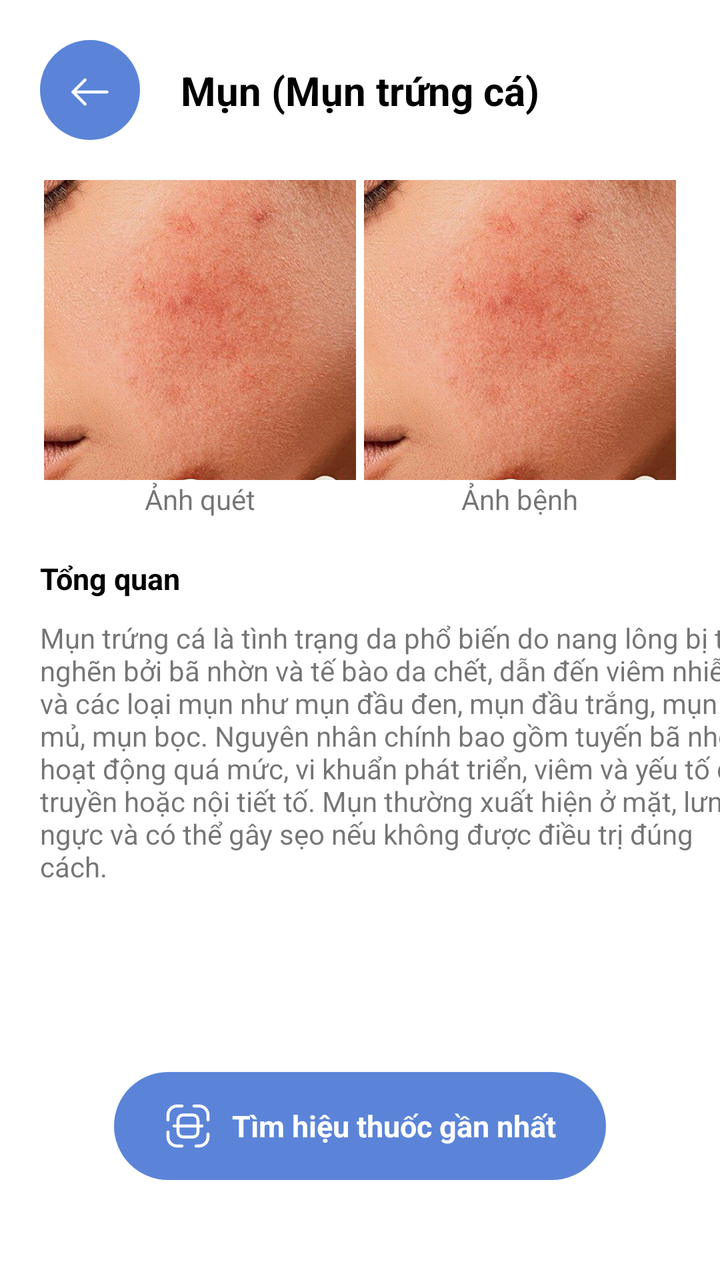
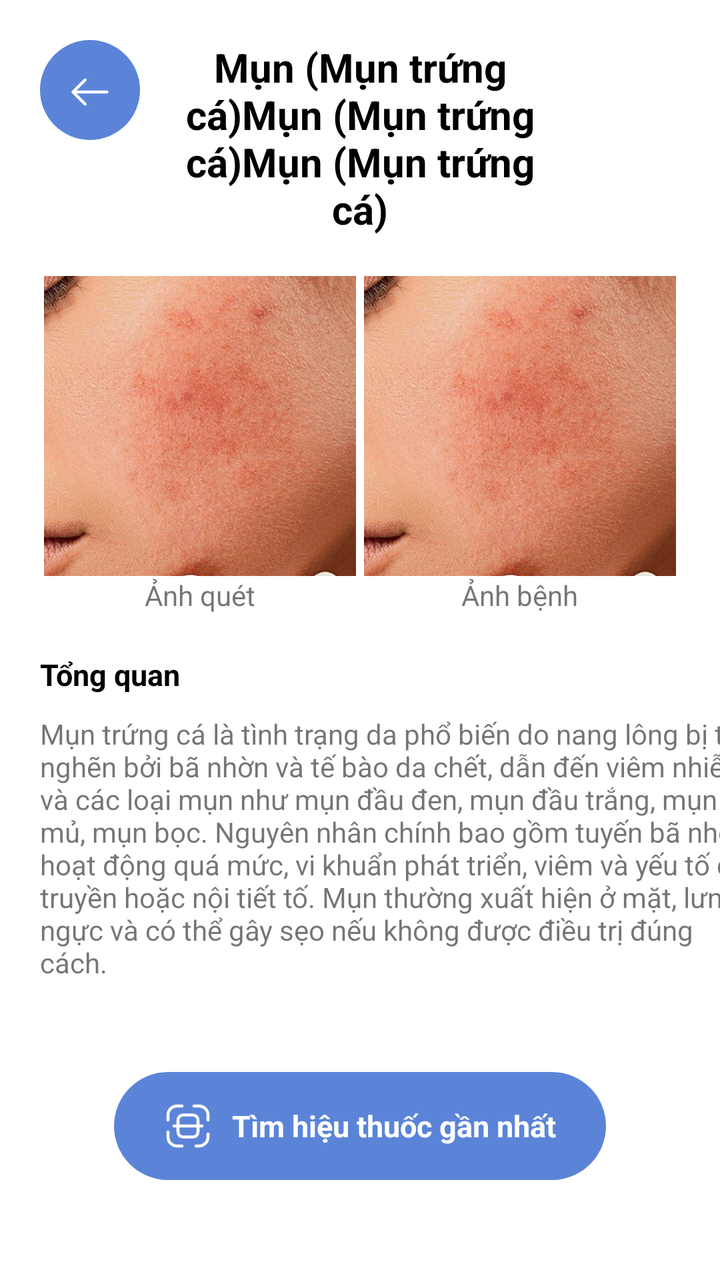

Before-and-after screenshots of an Android layout around one commit, followed by the original layout XML and the change that was made.
<!-- AndroidManifest.xml: application theme Theme.NoStatusBar -->
<!-- res/layout/scan_result_fragment.xml -->
<?xml version="1.0" encoding="utf-8"?>
<layout xmlns:android="http://schemas.android.com/apk/res/android"
    xmlns:app="http://schemas.android.com/apk/res-auto"
    xmlns:tools="http://schemas.android.com/tools">

    <androidx.constraintlayout.widget.ConstraintLayout
        android:layout_width="match_parent"
        android:layout_height="match_parent">

        <ImageView
            android:id="@+id/ic_back"
            android:layout_width="wrap_content"
            android:layout_height="wrap_content"
            android:layout_margin="20dp"
            android:src="@drawable/ic_arrow_left"
            app:layout_constraintStart_toStartOf="parent"
            app:layout_constraintTop_toTopOf="parent" />

        <TextView
            android:id="@+id/tv_title"
            android:layout_width="wrap_content"
            android:layout_height="wrap_content"
            android:text="Mụn (Mụn trứng cá)"
            android:textColor="@color/black"
            android:textSize="20sp"
            android:textStyle="bold"
            app:layout_constraintBottom_toBottomOf="@+id/ic_back"
            app:layout_constraintEnd_toEndOf="parent"
            app:layout_constraintStart_toStartOf="parent"
            app:layout_constraintTop_toTopOf="@+id/ic_back" />

        <LinearLayout
            android:id="@+id/layout_image"
            android:layout_width="match_parent"
            android:layout_height="wrap_content"
            android:layout_margin="20dp"
            android:layout_marginTop="20dp"
            android:weightSum="2"
            app:layout_constraintEnd_toEndOf="parent"
            app:layout_constraintStart_toStartOf="parent"
            app:layout_constraintTop_toBottomOf="@+id/ic_back">

            <LinearLayout
                android:layout_width="match_parent"
                android:layout_height="wrap_content"
                android:layout_marginHorizontal="2dp"
                android:layout_weight="1"
                android:gravity="center"
                android:orientation="vertical">

                <ImageView
                    android:id="@+id/imv1"
                    android:layout_width="match_parent"
                    android:layout_height="150dp"
                    android:scaleType="centerCrop"
                    android:src="@drawable/bg_take" />

                <TextView
                    android:id="@+id/tv1"
                    android:layout_width="wrap_content"
                    android:layout_height="wrap_content"
                    android:text="Ảnh quét" />
            </LinearLayout>

            <LinearLayout
                android:layout_width="match_parent"
                android:layout_height="wrap_content"
                android:layout_marginHorizontal="2dp"
                android:layout_weight="1"
                android:gravity="center"
                android:orientation="vertical">

                <ImageView
                    android:id="@+id/imv2"
                    android:layout_width="match_parent"
                    android:layout_height="150dp"
                    android:scaleType="centerCrop"
                    android:src="@drawable/bg_take" />

                <TextView
                    android:id="@+id/tv2"
                    android:layout_width="wrap_content"
                    android:layout_height="wrap_content"
                    android:text="Ảnh bệnh" />
            </LinearLayout>

        </LinearLayout>

        <TextView
            android:id="@+id/tv_summary"
            android:layout_width="wrap_content"
            android:layout_height="wrap_content"
            android:layout_marginTop="20dp"
            android:text="Tổng quan"
            android:textColor="@color/black"
            android:textSize="15sp"
            android:textStyle="bold"
            app:layout_constraintStart_toStartOf="@+id/ic_back"
            app:layout_constraintTop_toBottomOf="@+id/layout_image" />

        <TextView
            android:id="@+id/tv_description"
            android:layout_width="wrap_content"
            android:layout_height="wrap_content"
            android:layout_marginTop="10dp"
            android:text="@string/tv_description"
            app:layout_constraintStart_toStartOf="@+id/ic_back"
            app:layout_constraintTop_toBottomOf="@+id/tv_summary" />

        <LinearLayout
            android:id="@+id/btn_take"
            android:layout_width="wrap_content"
            android:layout_height="wrap_content"
            android:layout_marginBottom="50dp"
            android:background="@drawable/bg_btn_scan"
            android:gravity="center_vertical"
            android:paddingHorizontal="25dp"
            android:paddingVertical="15dp"
            app:layout_constraintBottom_toBottomOf="parent"
            app:layout_constraintEnd_toEndOf="parent"
            app:layout_constraintStart_toStartOf="parent">

            <ImageView
                android:layout_width="wrap_content"
                android:layout_height="wrap_content"
                android:src="@drawable/ic_take" />

            <TextView
                android:layout_width="wrap_content"
                android:layout_height="wrap_content"
                android:layout_marginStart="10dp"
                android:text="Tìm hiệu thuốc gần nhất"
                android:textColor="@color/white"
                android:textSize="15sp"
                android:textStyle="bold" />
        </LinearLayout>
    </androidx.constraintlayout.widget.ConstraintLayout>
</layout>
<!-- resources referenced by this layout -->
<resources>
  <color name="black">#FF000000</color>
  <color name="white">#FFFFFFFF</color>
  <!-- drawable bg_btn_scan (drawable) -->
  <?xml version="1.0" encoding="utf-8"?>
  <shape xmlns:android="http://schemas.android.com/apk/res/android">
      <solid android:color="@color/primary" />
      <corners android:radius="50dp" />
  </shape>
  <!-- drawable ic_arrow_left (drawable) -->
  <vector xmlns:android="http://schemas.android.com/apk/res/android"
      android:width="50dp"
      android:height="50dp"
      android:viewportWidth="50"
      android:viewportHeight="50">
    <path
        android:pathData="M25,25m-25,0a25,25 0,1 1,50 0a25,25 0,1 1,-50 0"
        android:fillColor="#5B84D8"/>
    <path
        android:pathData="M22.57,32.82C22.38,32.82 22.19,32.75 22.04,32.6L15.97,26.53C15.68,26.24 15.68,25.76 15.97,25.47L22.04,19.4C22.33,19.11 22.81,19.11 23.1,19.4C23.39,19.69 23.39,20.17 23.1,20.46L17.56,26L23.1,31.54C23.39,31.83 23.39,32.31 23.1,32.6C22.96,32.75 22.76,32.82 22.57,32.82Z"
        android:fillColor="#ffffff"/>
    <path
        android:pathData="M33.5,26.75H16.67C16.26,26.75 15.92,26.41 15.92,26C15.92,25.59 16.26,25.25 16.67,25.25H33.5C33.91,25.25 34.25,25.59 34.25,26C34.25,26.41 33.91,26.75 33.5,26.75Z"
        android:fillColor="#ffffff"/>
  </vector>
  <!-- drawable ic_take (drawable) -->
  <vector xmlns:android="http://schemas.android.com/apk/res/android"
      android:width="24dp"
      android:height="24dp"
      android:viewportWidth="24"
      android:viewportHeight="24">
    <path
        android:pathData="M2,9.75C1.59,9.75 1.25,9.41 1.25,9V6.5C1.25,3.6 3.61,1.25 6.5,1.25H9C9.41,1.25 9.75,1.59 9.75,2C9.75,2.41 9.41,2.75 9,2.75H6.5C4.43,2.75 2.75,4.43 2.75,6.5V9C2.75,9.41 2.41,9.75 2,9.75Z"
        android:fillColor="#ffffff"/>
    <path
        android:pathData="M22,9.75C21.59,9.75 21.25,9.41 21.25,9V6.5C21.25,4.43 19.57,2.75 17.5,2.75H15C14.59,2.75 14.25,2.41 14.25,2C14.25,1.59 14.59,1.25 15,1.25H17.5C20.39,1.25 22.75,3.6 22.75,6.5V9C22.75,9.41 22.41,9.75 22,9.75Z"
        android:fillColor="#ffffff"/>
    <path
        android:pathData="M17.5,22.75H16C15.59,22.75 15.25,22.41 15.25,22C15.25,21.59 15.59,21.25 16,21.25H17.5C19.57,21.25 21.25,19.57 21.25,17.5V16C21.25,15.59 21.59,15.25 22,15.25C22.41,15.25 22.75,15.59 22.75,16V17.5C22.75,20.4 20.39,22.75 17.5,22.75Z"
        android:fillColor="#ffffff"/>
    <path
        android:pathData="M9,22.75H6.5C3.61,22.75 1.25,20.4 1.25,17.5V15C1.25,14.59 1.59,14.25 2,14.25C2.41,14.25 2.75,14.59 2.75,15V17.5C2.75,19.57 4.43,21.25 6.5,21.25H9C9.41,21.25 9.75,21.59 9.75,22C9.75,22.41 9.41,22.75 9,22.75Z"
        android:fillColor="#ffffff"/>
    <path
        android:pathData="M14,18.25H10C7.58,18.25 6.25,16.92 6.25,14.5V9.5C6.25,7.08 7.58,5.75 10,5.75H14C16.42,5.75 17.75,7.08 17.75,9.5V14.5C17.75,16.92 16.42,18.25 14,18.25ZM10,7.25C8.42,7.25 7.75,7.92 7.75,9.5V14.5C7.75,16.08 8.42,16.75 10,16.75H14C15.58,16.75 16.25,16.08 16.25,14.5V9.5C16.25,7.92 15.58,7.25 14,7.25H10Z"
        android:fillColor="#ffffff"/>
    <path
        android:pathData="M19,12.75H5C4.59,12.75 4.25,12.41 4.25,12C4.25,11.59 4.59,11.25 5,11.25H19C19.41,11.25 19.75,11.59 19.75,12C19.75,12.41 19.41,12.75 19,12.75Z"
        android:fillColor="#ffffff"/>
  </vector>
  <string name="tv_description">Mụn trứng cá là tình trạng da phổ biến do nang lông bị tắc nghẽn bởi bã nhờn và tế bào da chết, dẫn đến viêm nhiễm và các loại mụn như mụn đầu đen, mụn đầu trắng, mụn mủ, mụn bọc. Nguyên nhân chính bao gồm tuyến bã nhờn hoạt động quá mức, vi khuẩn phát triển, viêm và yếu tố di truyền hoặc nội tiết tố. Mụn thường xuất hiện ở mặt, lưng, ngực và có thể gây sẹo nếu không được điều trị đúng cách. </string>
  <style name="Theme.NoStatusBar" parent="Theme.AppCompat.Light.NoActionBar">
          <item name="android:windowFullscreen">false</item>
          <item name="android:statusBarColor">@color/white</item>
          <item name="android:windowLightStatusBar">true</item> 
          <item name="android:windowBackground">@color/white</item>
      </style>
  <color name="primary">#5B84D8</color>
  <!-- unchanged entries left out for length: 1 -->
</resources>

<!-- the commit's change to res/layout/scan_result_fragment.xml (unified diff, before → after) -->
@@ -18,13 +18,14 @@
 
         <TextView
             android:id="@+id/tv_title"
-            android:layout_width="wrap_content"
+            android:layout_width="0dp"
             android:layout_height="wrap_content"
-            android:text="Mụn (Mụn trứng cá)"
+            android:layout_marginHorizontal="80dp"
+            android:gravity="center_horizontal"
+            android:text="Mụn (Mụn trứng cá)Mụn (Mụn trứng cá)Mụn (Mụn trứng cá)"
             android:textColor="@color/black"
             android:textSize="20sp"
             android:textStyle="bold"
-            app:layout_constraintBottom_toBottomOf="@+id/ic_back"
             app:layout_constraintEnd_toEndOf="parent"
             app:layout_constraintStart_toStartOf="parent"
             app:layout_constraintTop_toTopOf="@+id/ic_back" />
@@ -38,7 +39,7 @@
             android:weightSum="2"
             app:layout_constraintEnd_toEndOf="parent"
             app:layout_constraintStart_toStartOf="parent"
-            app:layout_constraintTop_toBottomOf="@+id/ic_back">
+            app:layout_constraintTop_toBottomOf="@+id/tv_title">
 
             <LinearLayout
                 android:layout_width="match_parent"
